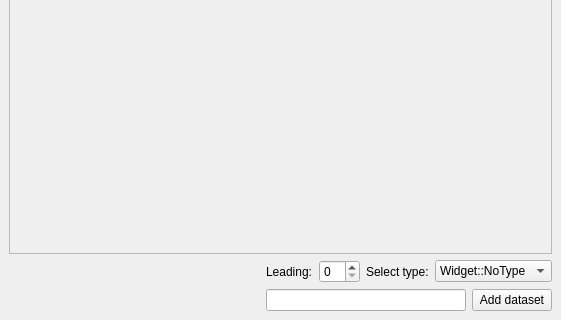
Qt form kdchart1support/examples/Widget/mainwindow.ui (KDAB/KDChart) before a commit; both pictures show x 0 to 561 and y 192 to 512 of the 561 by 512 pixel window.
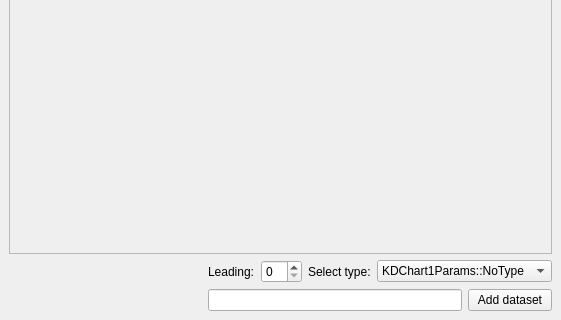
The same form after that commit.

Commit message: Now KDChart1Params::setChartType() is directly mapped to KDChart::Widget::setType(),  try changing the type in kdchart1support/examples/Widget, to test it.

```diff
--- a/kdchart1support/examples/Widget/mainwindow.ui
+++ b/kdchart1support/examples/Widget/mainwindow.ui
@@ -49,7 +49,7 @@
     <widget class="QComboBox" name="typeSelector" >
      <item>
       <property name="text" >
-       <string>Widget::NoType</string>
+       <string>KDChart1Params::NoType</string>
       </property>
      </item>
      <item>
```
Left out of the diff: 10 changed lines with no effect on the pictures. The commit also changes 5 other files.
